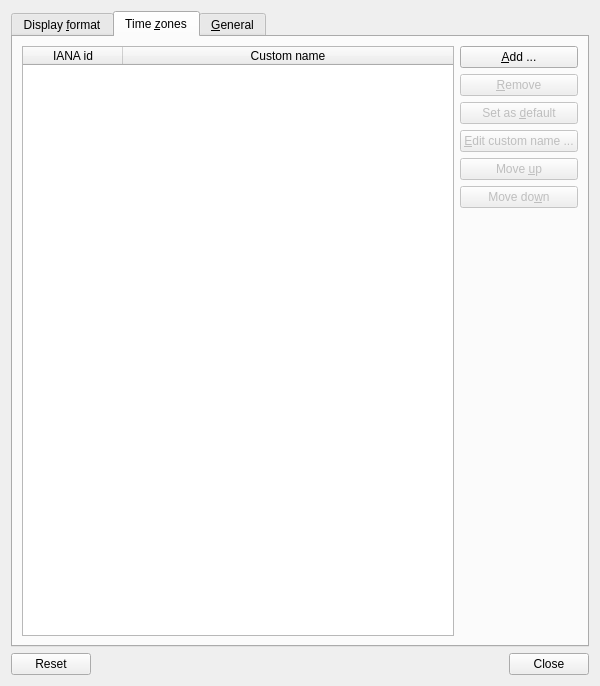
Before: the Qt Designer form plugin-clock/lxqtclockconfiguration.ui in lxqt/lxqt-panel, drawn with Qt 5.
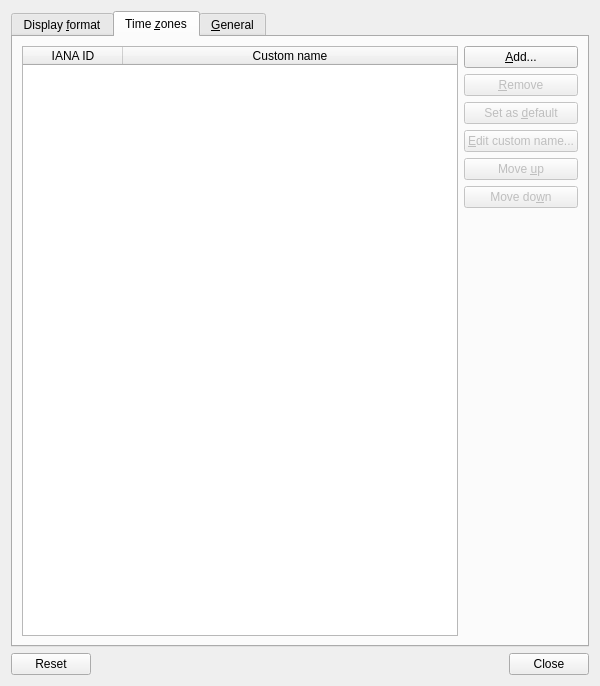
After: the same form once the commit is applied. The open tabs and pages were chosen to show the change.

Commit message: Make a few trivial UI changes

What changed in the file:
```diff
--- a/plugin-clock/lxqtclockconfiguration.ui
+++ b/plugin-clock/lxqtclockconfiguration.ui
@@ -428,7 +428,7 @@
          </attribute>
          <column>
           <property name="text">
-           <string>IANA id</string>
+           <string>IANA ID</string>
           </property>
          </column>
          <column>
@@ -443,7 +443,7 @@
          <item>
           <widget class="QPushButton" name="addPB">
            <property name="text">
-            <string>&amp;Add ...</string>
+            <string>&amp;Add...</string>
            </property>
           </widget>
          </item>
@@ -473,7 +473,7 @@
             <bool>false</bool>
            </property>
            <property name="text">
-            <string>&amp;Edit custom name ...</string>
+            <string>&amp;Edit custom name...</string>
            </property>
           </widget>
          </item>
```
Left out of the diff: 4 changed lines with no effect on the pictures.
